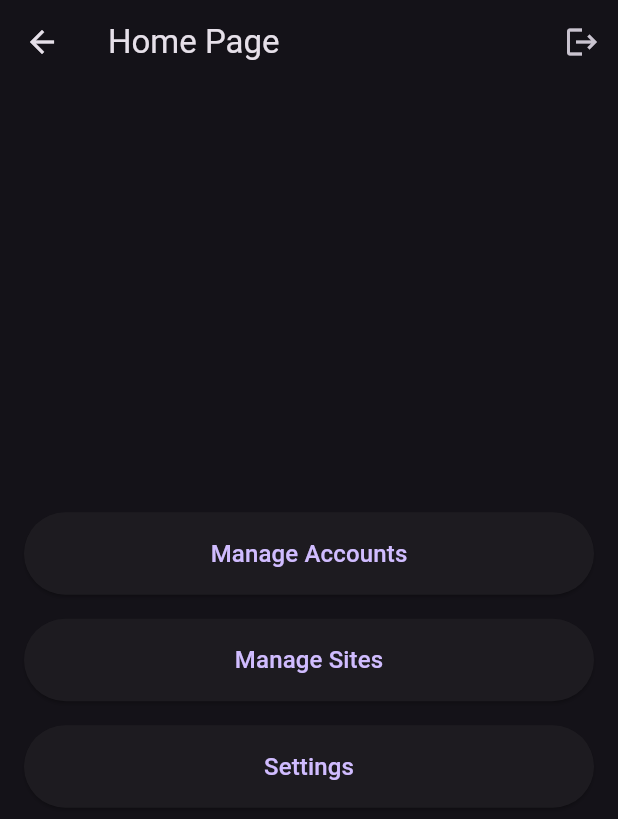
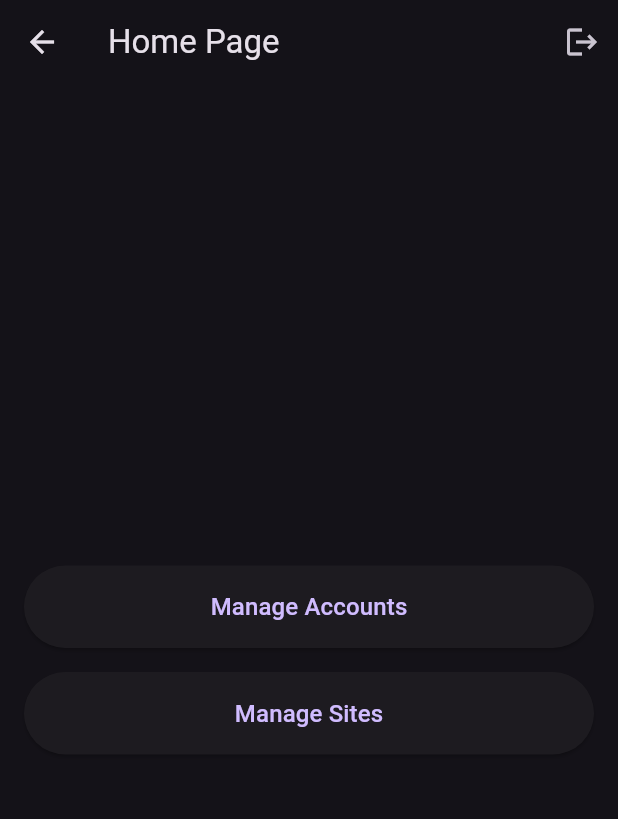
Before and after one commit to NR-Projects/AccountManager, a Flutter app: the HomePage screen opened by its route, on a phone screen of 412 x 824 dp. Shown: the top 819 px of the screen. Run offline on Flutter 3.47's test engine with Material 3 defaults, Android fonts, the light colour scheme and no system bars; our stand-ins replace device_info_plus, flutter_secure_storage, get_it, qr_flutter; missing offline and left inert: simple_barcode_scanner; accounts and stored records are empty.

Commit message:
Remove settings

```diff
--- a/account_management_client/lib/page/home_page.dart
+++ b/account_management_client/lib/page/home_page.dart
@@ -41,8 +41,6 @@ class HomePage extends StatelessWidget {
           _buildResponsiveButton(context, 'Manage Accounts', Routes.accounts),
           const SizedBox(height: 16),
           _buildResponsiveButton(context, 'Manage Sites', Routes.sites),
-          const SizedBox(height: 16),
-          _buildResponsiveButton(context, 'Settings', Routes.settings),
           if (isAdmin) ...[
             const SizedBox(height: 16),
             _buildResponsiveButton(context, 'Admin Page', Routes.admin),
--- a/account_management_client/lib/page/settings_page.dart
+++ /dev/null
@@ -1,9 +0,0 @@
-import 'package:account_management_client/shared/empty_state.dart';
-import 'package:flutter/material.dart';
-
-class SettingsPage extends StatefulWidget {
-  const SettingsPage({super.key});
-
-  @override
-  State<StatefulWidget> createState() => PlaceholderState();
-}
--- a/account_management_client/lib/routes.dart
+++ b/account_management_client/lib/routes.dart
@@ -2,7 +2,6 @@ import 'package:account_management_client/page/admin_page.dart';
 import 'package:account_management_client/page/auth_page.dart';
 import 'package:account_management_client/page/home_page.dart';
 import 'package:account_management_client/page/register_page.dart';
-import 'package:account_management_client/page/settings_page.dart';
 import 'package:account_management_client/page/sites_page.dart';
 import 'package:account_management_client/page/accounts_page.dart';
 import 'package:account_management_client/service/account_service.dart';
@@ -18,7 +17,6 @@ class Routes {
   static const String register = '/register';
   static const String home = '/home';
   static const String admin = '/admin';
-  static const String settings = '/settings';
   static const String sites = '/sites';
   static const String accounts = '/accounts';
 
@@ -35,7 +33,6 @@ class Routes {
         userDeviceService: GetIt.instance<UserDeviceService>(),
         serverInfoService: GetIt.instance<ServerInfoService>(),
       ),
-      settings: (context) => const SettingsPage(),
       sites: (context) => SitesPage(
         siteService: GetIt.instance<SiteService>(),
       ),
```
